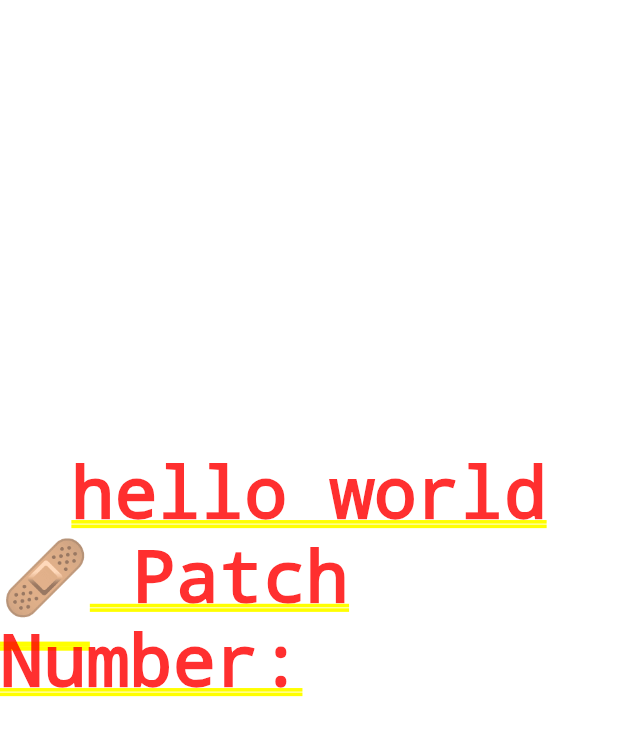
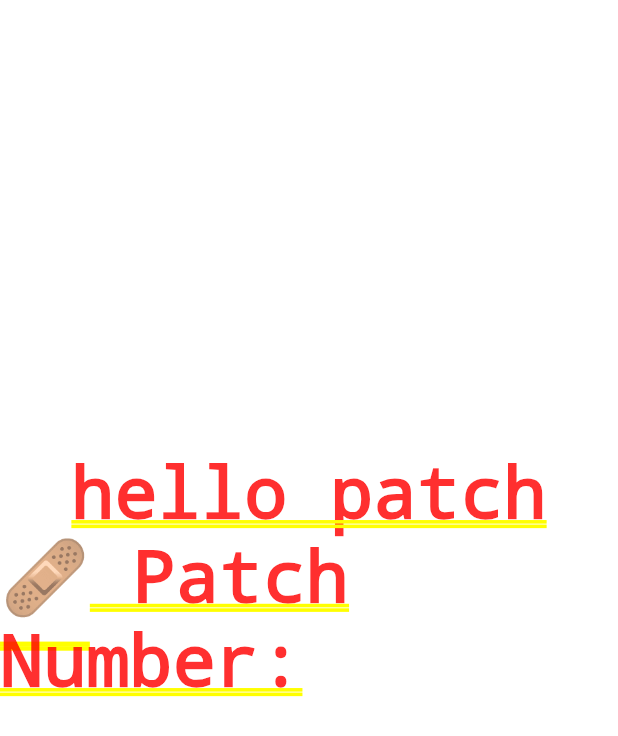
Before and after one commit to bingningO/flutter-shorebird-test, a Flutter app: the screen it shows after launch, on a phone screen of 412 x 824 dp. Shown: the top 736 px of the screen. Run offline on Flutter 3.47's test engine with Material 3 defaults, Android fonts, the phone set to English and light mode, and no system bars; missing offline and left inert: shorebird_code_push; statements that could not run were skipped.

Commit message:
add new patch

```diff
--- a/lib/version_info.dart
+++ b/lib/version_info.dart
@@ -36,7 +36,7 @@ class _VersionInfoWidgetState extends State<VersionInfoWidget> {
     return Column(
       children: [
         SizedBox(height: 300),
-        Text("hello world"),
+        Text("hello patch"),
         // Text('📦 Release Version: $_releaseVersion'),
         Text('🩹 Patch Number: $_patchNumber'),
       ],
```
